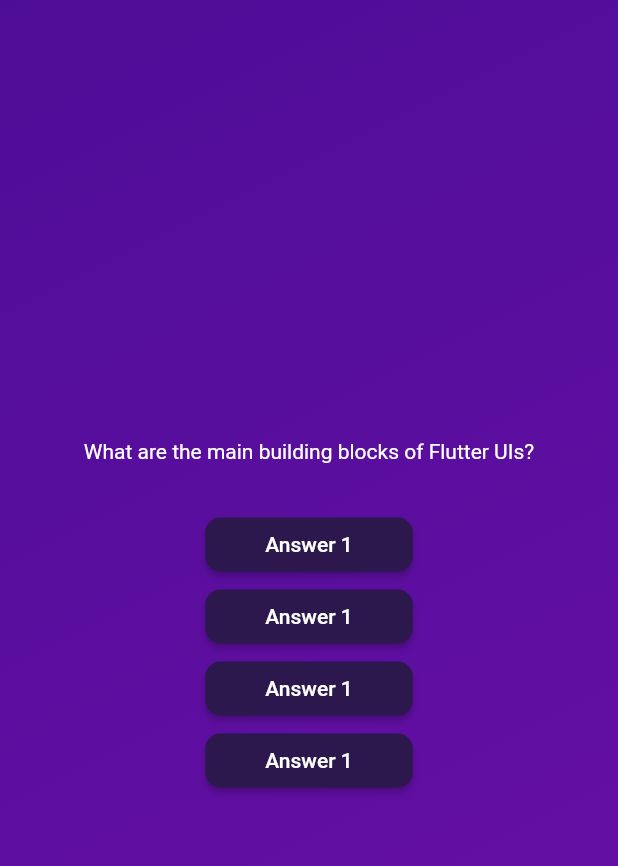
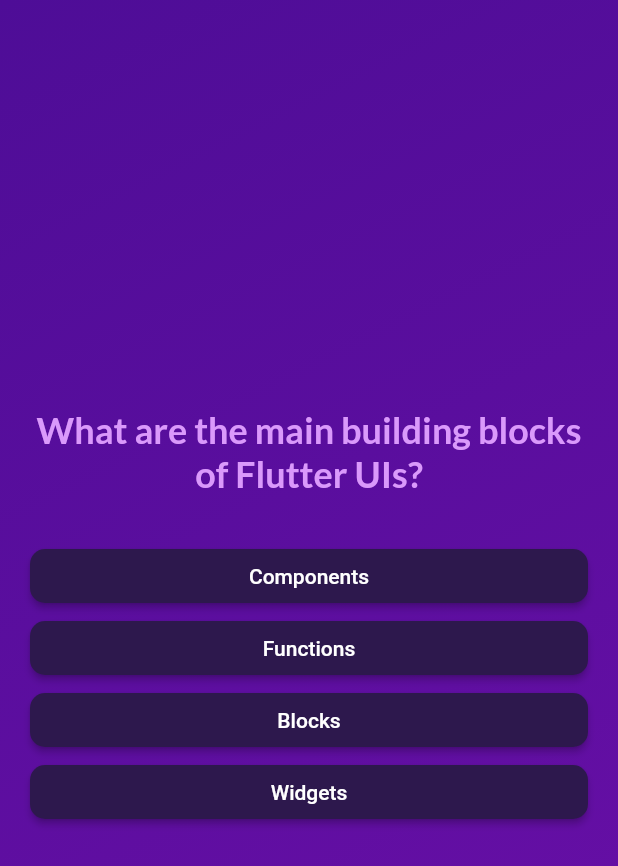
Before and after one commit to ArunSingh-07/quizz, a Flutter app: the screen it shows after launch, after a tap on "Start Quiz!", on a phone screen of 412 x 824 dp. Shown: the top 866 px of the screen. Run offline on Flutter 3.47's test engine with Material 2 defaults, Android fonts, the phone set to English and light mode, and no system bars; our stand-ins replace google_fonts.

Commit message:
added answers options and change the styling of answers

```diff
--- a/lib/models/answer_button.dart
+++ b/lib/models/answer_button.dart
@@ -2,9 +2,10 @@ import 'package:flutter/material.dart';
 
 class AnswerButton extends StatelessWidget {
   const AnswerButton({
+    super.key,
     required this.answerText,
      required this.onTap,
-      super.key});
+      });
 
   final String answerText;
   final void Function() onTap;
@@ -14,12 +15,16 @@ class AnswerButton extends StatelessWidget {
     return ElevatedButton(
       onPressed: onTap,
       style: ElevatedButton.styleFrom(
-        padding: EdgeInsets.symmetric(horizontal: 40, vertical: 10),
-        backgroundColor: Color.fromARGB(255, 45, 24, 77),
+        padding: const EdgeInsets.symmetric(
+          horizontal: 40,
+          vertical: 10),
+        backgroundColor: const Color.fromARGB(255, 45, 24, 77),
         foregroundColor: Colors.white,
-        shape: RoundedRectangleBorder(borderRadius: BorderRadiusDirectional.circular(10))
+        shape: RoundedRectangleBorder(
+          borderRadius: BorderRadiusDirectional.circular(10)
+          ),
       ),
-      child: const Text('Answer 1'),
+      child: Text(answerText,textAlign: TextAlign.center),
     );
   }
 }
--- a/lib/models/quiz_questions.dart
+++ b/lib/models/quiz_questions.dart
@@ -2,4 +2,10 @@ class QuizQuestion{
   const QuizQuestion(this.text, this.answers);
   final String text;
   final List<String> answers;
+
+  List <String> getShuffledAnswers(){
+    final shuffledList =  List.of(answers);
+    shuffledList.shuffle();
+    return shuffledList;
+  }
 }
--- a/lib/question._screen.dart
+++ b/lib/question._screen.dart
@@ -1,6 +1,7 @@
 import 'package:adv_basic/data/questions.dart';
 import 'package:adv_basic/models/answer_button.dart';
 import 'package:flutter/material.dart';
+import 'package:google_fonts/google_fonts.dart';
 
 class QuestionsScreen extends StatefulWidget {
   const QuestionsScreen({super.key});
@@ -11,26 +12,44 @@ class QuestionsScreen extends StatefulWidget {
 }
 
 class _QuestionsScreenState extends State<QuestionsScreen> {
+
+  var currentQuestionindex = 0;
+
+  void answerQuestion() {
+    // currentQuestionindex = currentQuestionindex +1;
+    setState(() {
+      currentQuestionindex ++;
+    });
+
+  }
+
   @override
   Widget build(BuildContext context) {
-    final currentQuestion = questions[0];
+    final currentQuestion = questions[currentQuestionindex];
 
     return SizedBox(
       width: double.infinity,
+      child: Container(
+        margin: const EdgeInsets.all(20),
         child: Column(
           mainAxisAlignment: MainAxisAlignment.center,
+          crossAxisAlignment: CrossAxisAlignment.stretch,
           children: [
            Text(currentQuestion.text,
-        style: const TextStyle(
-          color: Colors.white,
-        )),
+          style: GoogleFonts.lato(
+            color: const Color.fromARGB(255, 218, 153, 251),
+            fontSize: 24,
+            fontWeight: FontWeight.bold,),
+          textAlign: TextAlign.center,
+          ),
           const SizedBox(height: 30),
 
-        ...currentQuestion.answers.map((answer) {
-          return AnswerButton(answerText: answer, onTap: () {});
+          ...currentQuestion.getShuffledAnswers().map((answer) {
+            return AnswerButton(answerText: answer, onTap: answerQuestion,);
           })
 
         ]),
+      ),
     );
   }
 }
--- a/lib/start_screen.dart
+++ b/lib/start_screen.dart
@@ -1,4 +1,5 @@
 import 'package:flutter/material.dart';
+import 'package:google_fonts/google_fonts.dart';
 
 class StartScreen extends StatelessWidget {
   const StartScreen( this.startQuiz,{super.key});
@@ -17,9 +18,9 @@ class StartScreen extends StatelessWidget {
             color: const Color.fromARGB(150, 255, 255, 255),
           ),
           const SizedBox(height: 80),
-          const Text(
+           Text(
             'Learn Flutter the fun way!',
-            style: TextStyle(color: Colors.white, fontSize: 24),
+            style: GoogleFonts.lato( color: const Color.fromARGB(255, 237, 223, 252), fontSize: 24),
           ),
           const SizedBox(height: 30),
           OutlinedButton.icon(
--- a/pubspec.yaml
+++ b/pubspec.yaml
@@ -35,6 +35,7 @@ dependencies:
   # The following adds the Cupertino Icons font to your application.
   # Use with the CupertinoIcons class for iOS style icons.
   cupertino_icons: ^1.0.2
+  google_fonts: ^5.1.0
 
 dev_dependencies:
   flutter_test:
```
Also changed, not shown: pubspec.lock, 1 other file. Lines whose indentation alone changed are shown as unchanged.
